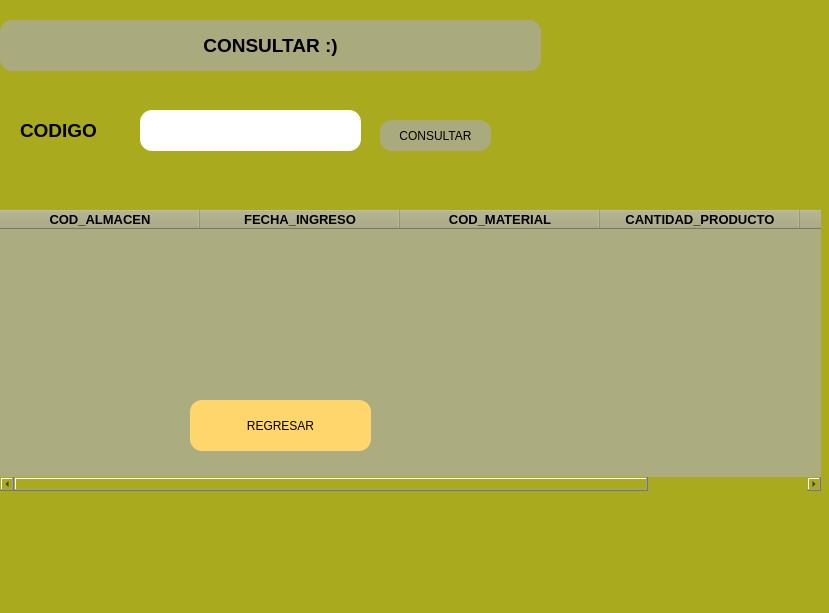
arturito76/proyecto, file view/BUSCARMATERIAL.UI: the form before one commit.
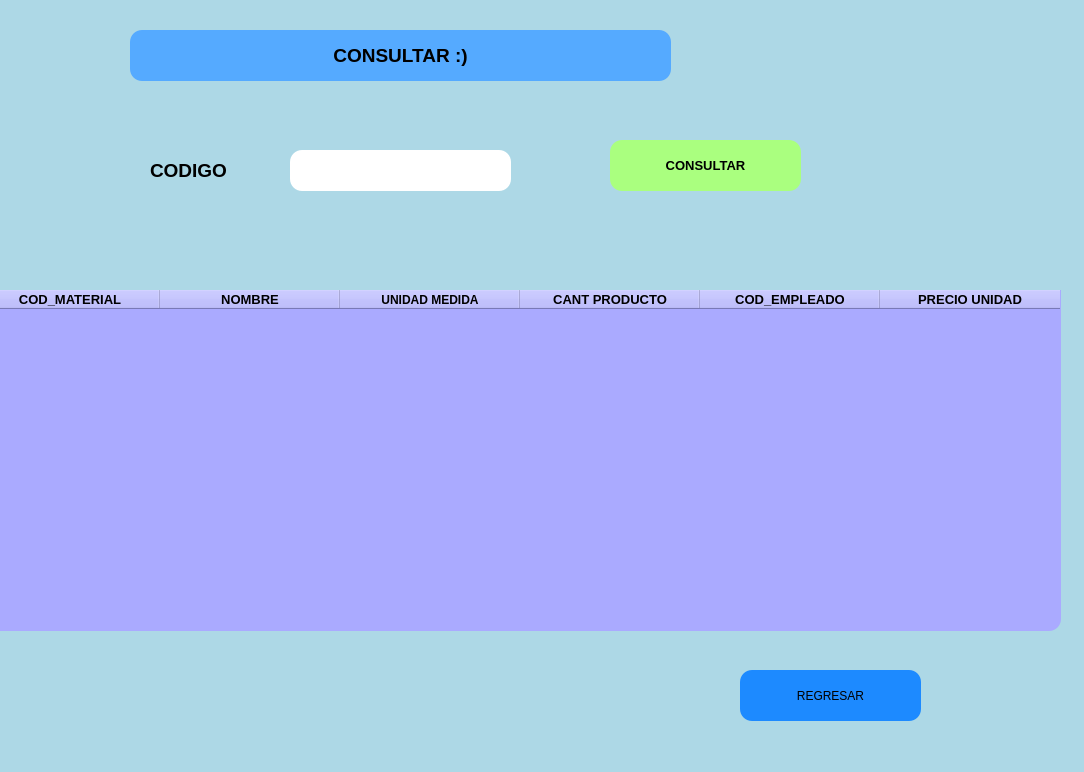
The form after the commit.

Patch:
```diff
--- a/view/BUSCARMATERIAL.UI
+++ b/view/BUSCARMATERIAL.UI
@@ -6,23 +6,23 @@
    <rect>
     <x>0</x>
     <y>0</y>
-    <width>829</width>
-    <height>613</height>
+    <width>1084</width>
+    <height>772</height>
    </rect>
   </property>
   <property name="windowTitle">
    <string>MainWindow</string>
   </property>
   <property name="styleSheet">
-   <string notr="true">background-color: rgb(134, 255, 231);
-background-color: rgb(170, 170, 30);</string>
+   <string notr="true">background-color: #ADD8E6; /* Azul Claro */
+</string>
   </property>
   <widget class="QWidget" name="centralwidget">
    <widget class="QLabel" name="label">
     <property name="geometry">
      <rect>
-      <x>0</x>
-      <y>20</y>
+      <x>130</x>
+      <y>30</y>
       <width>541</width>
       <height>51</height>
      </rect>
@@ -36,7 +36,8 @@
     </property>
     <property name="styleSheet">
      <string notr="true">
-background-color: rgb(170, 170, 127);
+background-color: rgb(85, 170, 255);
+
  border-radius: 12px;</string>
     </property>
     <property name="text">
@@ -49,8 +50,8 @@
    <widget class="QLabel" name="label_2">
     <property name="geometry">
      <rect>
-      <x>20</x>
-      <y>110</y>
+      <x>150</x>
+      <y>150</y>
       <width>111</width>
       <height>41</height>
      </rect>
@@ -69,8 +70,8 @@
    <widget class="QLineEdit" name="lineEdit">
     <property name="geometry">
      <rect>
-      <x>140</x>
-      <y>110</y>
+      <x>290</x>
+      <y>150</y>
       <width>221</width>
       <height>41</height>
      </rect>
@@ -91,14 +92,21 @@
    <widget class="QPushButton" name="pushButton">
     <property name="geometry">
      <rect>
-      <x>380</x>
-      <y>120</y>
-      <width>111</width>
-      <height>31</height>
+      <x>610</x>
+      <y>140</y>
+      <width>191</width>
+      <height>51</height>
      </rect>
     </property>
+    <property name="font">
+     <font>
+      <pointsize>10</pointsize>
+      <weight>75</weight>
+      <bold>true</bold>
+     </font>
+    </property>
     <property name="styleSheet">
-     <string notr="true">background-color: rgb(170, 170, 127);
+     <string notr="true">background-color: rgb(170, 255, 127);
  border-radius: 12px;</string>
     </property>
     <property name="text">
@@ -108,43 +116,19 @@
    <widget class="QTableWidget" name="tableWidget">
     <property name="geometry">
      <rect>
-      <x>0</x>
-      <y>210</y>
-      <width>821</width>
-      <height>281</height>
+      <x>-20</x>
+      <y>290</y>
+      <width>1081</width>
+      <height>341</height>
      </rect>
     </property>
     <property name="styleSheet">
-     <string notr="true">background-color: rgb(172, 172, 129);
+     <string notr="true">background-color: rgb(170, 170, 255);
  border-radius: 12px;</string>
     </property>
     <attribute name="horizontalHeaderDefaultSectionSize">
-     <number>200</number>
+     <number>180</number>
     </attribute>
-    <column>
-     <property name="text">
-      <string>COD_ALMACEN</string>
-     </property>
-     <property name="font">
-      <font>
-       <pointsize>10</pointsize>
-       <weight>75</weight>
-       <bold>true</bold>
-      </font>
-     </property>
-    </column>
-    <column>
-     <property name="text">
-      <string>FECHA_INGRESO</string>
-     </property>
-     <property name="font">
-      <font>
-       <pointsize>10</pointsize>
-       <weight>75</weight>
-       <bold>true</bold>
-      </font>
-     </property>
-    </column>
     <column>
      <property name="text">
       <string>COD_MATERIAL</string>
@@ -159,7 +143,30 @@
     </column>
     <column>
      <property name="text">
-      <string>CANTIDAD_PRODUCTO</string>
+      <string>NOMBRE</string>
+     </property>
+     <property name="font">
+      <font>
+       <pointsize>10</pointsize>
+       <weight>75</weight>
+       <bold>true</bold>
+      </font>
+     </property>
+    </column>
+    <column>
+     <property name="text">
+      <string>UNIDAD MEDIDA</string>
+     </property>
+     <property name="font">
+      <font>
+       <weight>75</weight>
+       <bold>true</bold>
+      </font>
+     </property>
+    </column>
+    <column>
+     <property name="text">
+      <string>CANT PRODUCTO</string>
      </property>
      <property name="font">
       <font>
@@ -181,19 +188,30 @@
       </font>
      </property>
     </column>
+    <column>
+     <property name="text">
+      <string>PRECIO UNIDAD</string>
+     </property>
+     <property name="font">
+      <font>
+       <pointsize>10</pointsize>
+       <weight>75</weight>
+       <bold>true</bold>
+      </font>
+     </property>
+    </column>
    </widget>
    <widget class="QPushButton" name="pushButton_2">
     <property name="geometry">
      <rect>
-      <x>190</x>
-      <y>400</y>
+      <x>740</x>
+      <y>670</y>
       <width>181</width>
       <height>51</height>
      </rect>
     </property>
     <property name="styleSheet">
-     <string notr="true">background-color: rgb(85, 255, 255);
-background-color: rgb(255, 214, 108);
+     <string notr="true">background-color: rgb(29, 138, 255);
  border-radius: 12px;</string>
     </property>
     <property name="text">
```
Left out of the diff: 8 changed lines with no effect on the pictures.
